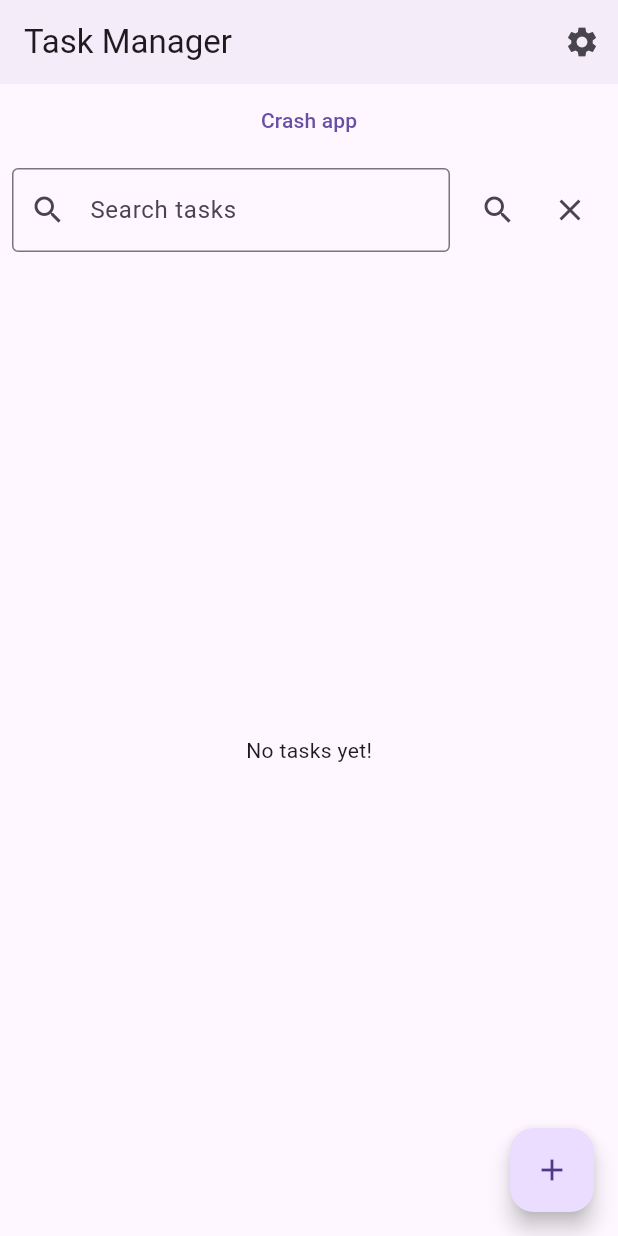
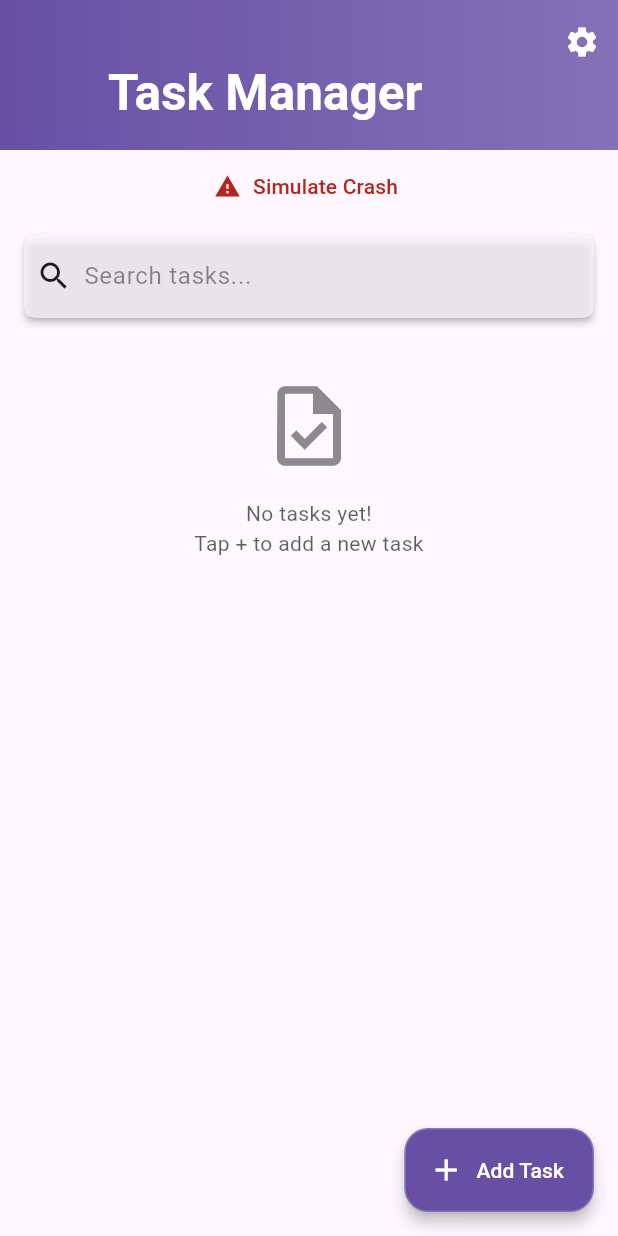
Before and after one commit to saqrelfirgany/dash_code, a Flutter app: the screen it shows after launch, on a phone screen of 412 x 824 dp. Run offline on Flutter 3.47's test engine with Material 3 defaults, Android fonts, the phone set to English and light mode, and no system bars; our stand-ins replace adaptive_theme, firebase_analytics, firebase_core, firebase_crashlytics, flutter_bloc, get_it and 3 more; accounts and stored records are empty.

Commit message:
working on home tasks UI

```diff
--- /dev/null
+++ b/lib/features/home_tasks/presentation/screens/body/empty_state.dart
@@ -0,0 +1,40 @@
+import 'package:flutter/material.dart';
+
+class EmptyState extends StatelessWidget {
+  final IconData icon;
+  final String message;
+  final Color? iconColor;
+
+  const EmptyState({
+    super.key,
+    required this.icon,
+    required this.message,
+    this.iconColor,
+  });
+
+  @override
+  Widget build(BuildContext context) {
+    final colorScheme = Theme.of(context).colorScheme;
+
+    return Container(
+      padding: const EdgeInsets.all(32),
+      alignment: Alignment.center,
+      child: Column(
+        mainAxisSize: MainAxisSize.min,
+        children: [
+          Icon(icon,
+              size: 64,
+              color: iconColor ?? colorScheme.onSurface.withOpacity(0.3)),
+          const SizedBox(height: 16),
+          Text(
+            message,
+            textAlign: TextAlign.center,
+            style: Theme.of(context).textTheme.bodyMedium?.copyWith(
+                  color: colorScheme.onSurface.withOpacity(0.7),
+                ),
+          ),
+        ],
+      ),
+    );
+  }
+}
--- /dev/null
+++ b/lib/features/home_tasks/presentation/screens/body/home_floating_action_button.dart
@@ -0,0 +1,56 @@
+import 'package:flutter/material.dart';
+
+import '../../../../../core/dependency_injection/configure_dependencies.dart';
+import '../../../../../core/firebase/track_button_click.dart';
+import '../../cubit/task_cubit.dart';
+
+class HomeFloatingActionButton extends StatelessWidget {
+  const HomeFloatingActionButton({super.key});
+
+  @override
+  Widget build(BuildContext context) {
+    final colorScheme = Theme.of(context).colorScheme;
+
+    return FloatingActionButton.extended(
+      icon: Icon(Icons.add, color: colorScheme.onPrimary),
+      label: Text('Add Task', style: TextStyle(color: colorScheme.onPrimary)),
+      backgroundColor: colorScheme.primary,
+      elevation: 4,
+      shape: RoundedRectangleBorder(
+        borderRadius: BorderRadius.circular(16),
+        side: BorderSide(
+          color: colorScheme.onPrimary.withOpacity(0.2),
+          width: 1,
+        ),
+      ),
+      onPressed: () => _showAddTaskDialog(context),
+    );
+  }
+
+  void _showAddTaskDialog(BuildContext context) {
+    trackButtonClick('showAddTaskDialog');
+    final controller = TextEditingController();
+    showDialog(
+      context: context,
+      builder: (context) => AlertDialog(
+        title: const Text('Add Task'),
+        content: TextField(controller: controller),
+        actions: [
+          TextButton(
+            onPressed: () => Navigator.pop(context),
+            child: const Text('Cancel'),
+          ),
+          TextButton(
+            onPressed: () {
+              if (controller.text.isNotEmpty) {
+                serviceLocator<TaskCubit>().addTask(controller.text);
+                Navigator.pop(context);
+              }
+            },
+            child: const Text('Save'),
+          ),
+        ],
+      ),
+    );
+  }
+}
--- a/lib/features/home_tasks/presentation/screens/home_tasks_screen.dart
+++ b/lib/features/home_tasks/presentation/screens/home_tasks_screen.dart
@@ -1,14 +1,16 @@
 import 'package:dash_code/core/dependency_injection/configure_dependencies.dart';
-import 'package:firebase_analytics/firebase_analytics.dart';
+import 'package:dash_code/features/home_tasks/presentation/screens/body/home_app_bar.dart';
+import 'package:dash_code/features/home_tasks/presentation/screens/body/home_floating_action_button.dart';
+import 'package:dash_code/features/home_tasks/presentation/screens/body/home_task_item.dart';
 import 'package:firebase_crashlytics/firebase_crashlytics.dart';
 import 'package:flutter/material.dart';
 import 'package:flutter_bloc/flutter_bloc.dart';
 
 import '../../../../core/firebase/track_button_click.dart';
-import '../../../settings_feature/presentation/settings_screen.dart';
 import '../../domain/entities/task.dart';
 import '../cubit/task_cubit.dart';
 import '../cubit/task_state.dart';
+import 'body/empty_state.dart';
 
 class HomeScreen extends StatefulWidget {
   const HomeScreen({super.key});
@@ -29,25 +31,12 @@ class _HomeScreenState extends State<HomeScreen> {
 
   @override
   Widget build(BuildContext context) {
+    final colorScheme = Theme.of(context).colorScheme;
+
     return BlocProvider.value(
       value: serviceLocator<TaskCubit>(),
       child: Scaffold(
-        appBar: AppBar(
-          title: const Text('Task Manager'),
-          actions: [
-            IconButton(
-              icon: const Icon(Icons.settings),
-              onPressed: () => Navigator.push(
-                context,
-                MaterialPageRoute(builder: (_) => const SettingsScreen()),
-              ),
-            ),
-          ],
-        ),
-        floatingActionButton: FloatingActionButton(
-          child: const Icon(Icons.add),
-          onPressed: () => _showAddTaskDialog(context),
-        ),
+        floatingActionButton: HomeFloatingActionButton(),
         body: BlocConsumer<TaskCubit, TaskState>(
           listener: (context, state) {
             if (state is TaskError) {
@@ -72,49 +61,52 @@ class _HomeScreenState extends State<HomeScreen> {
               isSearchEmpty = _isSearchActive && tasks.isEmpty;
             }
 
-            if (isLoading) {
-              return const Center(child: CircularProgressIndicator());
-            }
-
-            if (error.isNotEmpty) {
-              return Center(child: Text(error));
-            }
-
-            return Column(
-              children: [
-                TextButton(
+            return CustomScrollView(
+              slivers: [
+                HomeAppBar(),
+                if (isLoading)
+                  SliverFillRemaining(
+                    child: Center(child: CircularProgressIndicator()),
+                  ),
+                if (error.isNotEmpty)
+                  SliverFillRemaining(
+                    child: Center(
+                      child: Text(
+                        error,
+                        style: const TextStyle(color: Colors.red),
+                      ),
+                    ),
+                  ),
+                if (!isLoading && error.isEmpty) ...[
+                  SliverToBoxAdapter(
+                    child: Center(
+                      child: TextButton.icon(
+                        icon: Icon(Icons.warning, color: colorScheme.error),
+                        label: Text('Simulate Crash',
+                            style: TextStyle(color: colorScheme.error)),
                         onPressed: () {
                           trackButtonClick('Crash app Clicked');
                           FirebaseCrashlytics.instance.crash();
                         },
-                  child: const Text('Crash app'),
-                ),
-                Padding(
-                  padding: const EdgeInsets.all(8.0),
-                  child: Row(
-                    children: [
-                      Expanded(
-                        child: TextField(
-                          controller: _searchController,
-                          decoration: const InputDecoration(
-                            labelText: 'Search tasks',
-                            prefixIcon: Icon(Icons.search),
-                            border: OutlineInputBorder(),
                       ),
                     ),
                   ),
-                      const SizedBox(width: 8),
+                  SliverToBoxAdapter(
+                    child: Padding(
+                      padding: const EdgeInsets.symmetric(
+                          horizontal: 16, vertical: 8),
+                      child: SearchBar(
+                        controller: _searchController,
+                        hintText: 'Search tasks...',
+                        hintStyle: MaterialStateProperty.all(TextStyle(
+                            color: colorScheme.onSurface.withOpacity(0.5))),
+                        leading:
+                            Icon(Icons.search, color: colorScheme.onSurface),
+                        trailing: [
+                          if (_isSearchActive)
                             IconButton(
-                        icon: const Icon(Icons.search),
-                        onPressed: () {
-                          if (_searchController.text.isNotEmpty) {
-                            cubit.searchTasks(_searchController.text);
-                            setState(() => _isSearchActive = true);
-                          }
-                        },
-                      ),
-                      IconButton(
-                        icon: const Icon(Icons.clear),
+                              icon: Icon(Icons.close,
+                                  color: colorScheme.onSurface),
                               onPressed: () {
                                 _searchController.clear();
                                 cubit.clearSearch();
@@ -122,63 +114,49 @@ class _HomeScreenState extends State<HomeScreen> {
                               },
                             ),
                         ],
+                        onChanged: (value) {
+                          if (value.isNotEmpty) {
+                            cubit.searchTasks(value);
+                            setState(() => _isSearchActive = true);
+                          }
+                        },
+                        backgroundColor: MaterialStateProperty.all(
+                            colorScheme.surface.withOpacity(0.7)),
+                        elevation: MaterialStateProperty.all(2),
+                        shape: MaterialStateProperty.all(
+                          const ContinuousRectangleBorder(
+                            borderRadius: BorderRadius.all(Radius.circular(16)),
                           ),
                         ),
-                Expanded(
-                  child: isSearchEmpty
-                      ? Center(
-                          child: Text(
-                            'No results for "${_searchController.text}"',
-                            style: Theme.of(context).textTheme.titleMedium,
-                          ),
-                        )
-                      : tasks.isEmpty
-                          ? const Center(child: Text('No tasks yet!'))
-                          : ListView.builder(
-                              itemCount: tasks.length,
-                              itemBuilder: (context, index) {
-                                final task = tasks[index];
-                                return Dismissible(
-                                  key: Key(task.id),
-                                  background: Container(color: Colors.red),
-                                  confirmDismiss: (_) async {
-                                    _confirmDeleteTask(context, task.id);
-                                    return false;
-                                  },
-                                  child: ListTile(
-                                    leading: Checkbox(
-                                      value: task.isCompleted,
-                                      onChanged: (_) =>
-                                          cubit.toggleComplete(task),
-                                    ),
-                                    title: Text(
-                                      task.title,
-                                      style: TextStyle(
-                                        decoration: task.isCompleted
-                                            ? TextDecoration.lineThrough
-                                            : null,
                       ),
                     ),
-                                    trailing: Row(
-                                      mainAxisSize: MainAxisSize.min,
-                                      children: [
-                                        IconButton(
-                                          icon: const Icon(Icons.edit),
-                                          onPressed: () => _showEditTaskDialog(
-                                              context, task),
                   ),
-                                        IconButton(
-                                          icon: const Icon(Icons.delete),
-                                          onPressed: () => _confirmDeleteTask(
-                                              context, task.id),
+                  SliverList(
+                    delegate: SliverChildBuilderDelegate(
+                      (context, index) {
+                        if (isSearchEmpty) {
+                          return EmptyState(
+                            icon: Icons.search_off,
+                            message:
+                                'No results for "${_searchController.text}"',
+                            iconColor: colorScheme.onSurface.withOpacity(0.5),
+                          );
+                        }
+                        if (tasks.isEmpty) {
+                          return EmptyState(
+                            icon: Icons.task_outlined,
+                            message: 'No tasks yet!\nTap + to add a new task',
+                            iconColor: colorScheme.onSurface.withOpacity(0.5),
+                          );
+                        }
+                        final task = tasks[index];
+                        return HomeTaskItem(task: task);
+                      },
+                      childCount:
+                          isSearchEmpty || tasks.isEmpty ? 1 : tasks.length,
+                    ),
                   ),
                 ],
-                                    ),
-                                  ),
-                                );
-                              },
-                            ),
-                ),
               ],
             );
           },
@@ -186,83 +164,4 @@ class _HomeScreenState extends State<HomeScreen> {
       ),
     );
   }
-
-  void _confirmDeleteTask(BuildContext context, String taskId) {
-    trackButtonClick('confirmDeleteTask');
-    showDialog(
-      context: context,
-      builder: (context) => AlertDialog(
-        title: const Text('Delete Task'),
-        content: const Text('Are you sure you want to delete this task?'),
-        actions: [
-          TextButton(
-            onPressed: () => Navigator.pop(context),
-            child: const Text('Cancel'),
-          ),
-          TextButton(
-            onPressed: () {
-              serviceLocator<TaskCubit>().deleteTask(taskId);
-              Navigator.pop(context);
-            },
-            child: const Text('Delete'),
-          ),
-        ],
-      ),
-    );
 }
-
-  void _showAddTaskDialog(BuildContext context) {
-    trackButtonClick('showAddTaskDialog');
-    final controller = TextEditingController();
-    showDialog(
-      context: context,
-      builder: (context) => AlertDialog(
-        title: const Text('Add Task'),
-        content: TextField(controller: controller),
-        actions: [
-          TextButton(
-            onPressed: () => Navigator.pop(context),
-            child: const Text('Cancel'),
-          ),
-          TextButton(
-            onPressed: () {
-              if (controller.text.isNotEmpty) {
-                serviceLocator<TaskCubit>().addTask(controller.text);
-                Navigator.pop(context);
-              }
-            },
-            child: const Text('Save'),
-          ),
-        ],
-      ),
-    );
-  }
-
-  void _showEditTaskDialog(BuildContext context, Task task) {
-    trackButtonClick('showEditTaskDialog');
-    final controller = TextEditingController(text: task.title);
-    showDialog(
-      context: context,
-      builder: (context) => AlertDialog(
-        title: const Text('Edit Task'),
-        content: TextField(controller: controller),
-        actions: [
-          TextButton(
-            onPressed: () => Navigator.pop(context),
-            child: const Text('Cancel'),
-          ),
-          TextButton(
-            onPressed: () {
-              if (controller.text.isNotEmpty) {
-                final updatedTask = task.copyWith(title: controller.text);
-                serviceLocator<TaskCubit>().updateTask(updatedTask);
-                Navigator.pop(context);
-              }
-            },
-            child: const Text('Save'),
-          ),
-        ],
-      ),
-    );
-  }
-}
--- a/pubspec.yaml
+++ b/pubspec.yaml
@@ -49,6 +49,7 @@ dependencies:
   mockito: ^5.4.5
   build_runner: ^2.4.15
   bloc_test: ^10.0.0
+  iconsax: ^0.0.8
 
 
 dev_dependencies:
```
Also changed, not shown: lib/features/home_tasks/presentation/screens/body/home_app_bar.dart (added, +47 -0 lines), lib/features/home_tasks/presentation/screens/body/home_task_item.dart (added, +114 -0 lines), pubspec.lock. Lines whose indentation alone changed are shown as unchanged.
